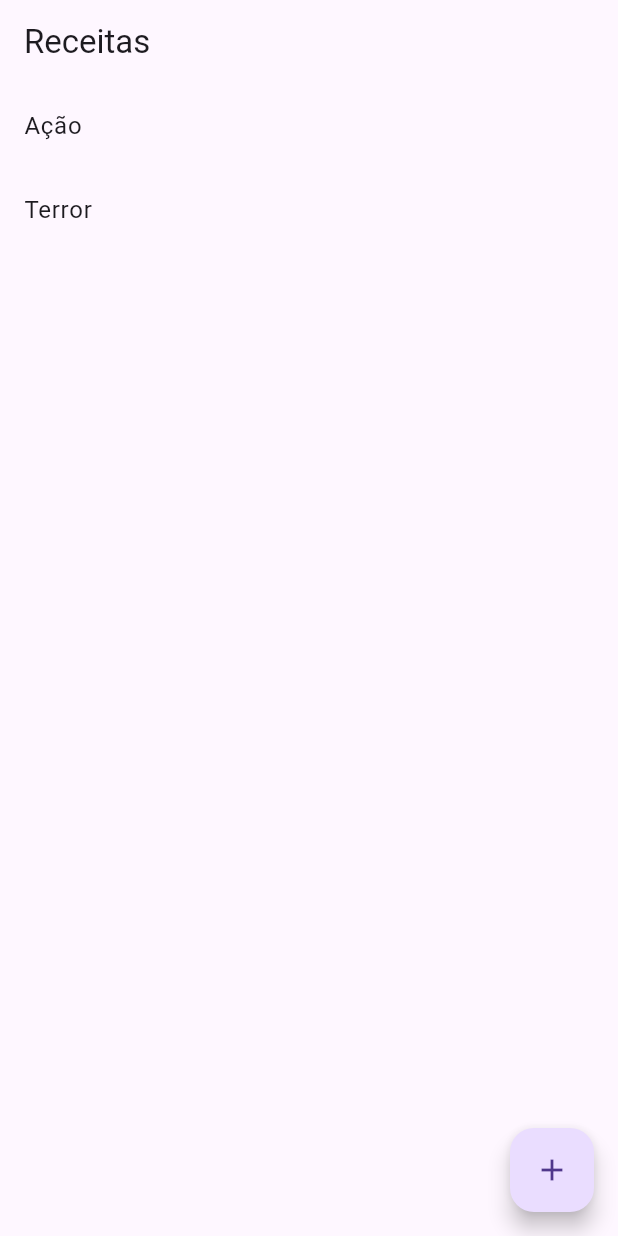
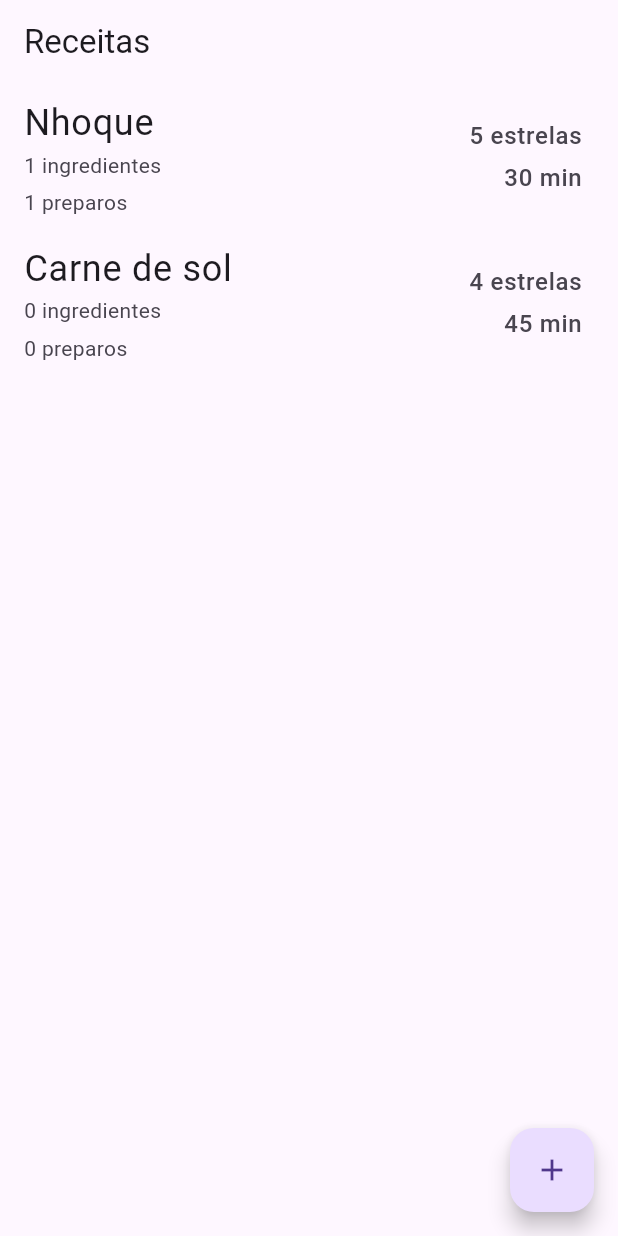
Before and after one commit to alissonboessio/recipe_list, a Flutter app: the screen it shows after launch, on a phone screen of 412 x 824 dp. Run offline on Flutter 3.47's test engine with Material 3 defaults, Android fonts, the phone set to English and light mode, and no system bars.

Commit message:
recipe list

```diff
--- a/lib/main.dart
+++ b/lib/main.dart
@@ -5,6 +5,7 @@ import 'package:recipe_list/screens/recipes/recipes_screen.dart';
 import 'package:recipe_list/services/ingredient_service.dart';
 import 'package:provider/provider.dart';
 import 'package:recipe_list/services/recipe_service.dart';
+import 'package:recipe_list/services/sequence_service.dart';
 
 void main() {
   runApp(const MainApp());
@@ -19,6 +20,7 @@ class MainApp extends StatelessWidget {
       providers: [
         ChangeNotifierProvider(create: (_) => RecipeService()),
         ChangeNotifierProvider(create: (_) => IngredientService()),
+        ChangeNotifierProvider(create: (_) => SequenceService()),
       ],
       child: MaterialApp(
         initialRoute: Rotas.recipes,
--- a/lib/repositories/recipe_repository.dart
+++ b/lib/repositories/recipe_repository.dart
@@ -2,8 +2,8 @@ import 'package:recipe_list/models/recipe.dart';
 
 class RecipeRepository {
   final List<Recipe> list = [
-    Recipe(id: 1, name: "Ação", rating: 5, preparationTime: 30),
-    Recipe(id: 2, name: "Terror", rating: 4, preparationTime: 45),
+    Recipe(id: 1, name: "Nhoque", rating: 5, preparationTime: 30),
+    Recipe(id: 2, name: "Carne de sol", rating: 4, preparationTime: 45),
   ];
 
   List<Recipe> get findAll => list;
--- a/lib/screens/recipes/recipes_screen.dart
+++ b/lib/screens/recipes/recipes_screen.dart
@@ -1,7 +1,9 @@
 import 'package:flutter/material.dart';
 import 'package:recipe_list/rotas.dart';
 import 'package:provider/provider.dart';
+import 'package:recipe_list/services/ingredient_service.dart';
 import 'package:recipe_list/services/recipe_service.dart';
+import 'package:recipe_list/services/sequence_service.dart';
 
 class RecipesScreen extends StatelessWidget {
 
@@ -11,6 +13,8 @@ class RecipesScreen extends StatelessWidget {
   Widget build(BuildContext context){
 
     final service = Provider.of<RecipeService>(context);
+    final serviceIngredient = Provider.of<IngredientService>(context);
+    final serviceSequence = Provider.of<SequenceService>(context);
 
     return Scaffold(
       appBar: AppBar(title: const Text("Receitas")),
@@ -19,7 +23,36 @@ class RecipesScreen extends StatelessWidget {
         itemBuilder: (context, index) {
           final recipe = service.findAll[index];
           return ListTile(
-            title: Text(recipe.name),
+            title: Row(
+              children: [
+                Text(recipe.name,
+                  style: const TextStyle(fontSize: 24),
+                ),
+              ],
+            ) ,
+            subtitle: Column(
+              crossAxisAlignment: CrossAxisAlignment.start,
+              children: [
+                Text("${serviceIngredient.findAllByRecipe(recipe.id).length} ingredientes",
+                 ),
+                const SizedBox(height: 5,),
+                Text("${serviceSequence.findAllByRecipe(recipe.id).length} preparos"),
+              ],
+            ),
+            trailing: Column(
+              mainAxisAlignment: MainAxisAlignment.center,
+              crossAxisAlignment: CrossAxisAlignment.end,
+              children: [
+                Text("${recipe.rating} estrelas",
+                  style: const TextStyle(fontSize: 16)
+                ), // mudar para icons pintados / apagados
+                SizedBox(height: 5,),
+                Text("${recipe.preparationTime} min",
+                  style: const TextStyle(fontSize: 16)
+                ),
+              ]
+
+            ),
             onTap: () => Navigator.pushNamed(context, Rotas.recipe, arguments: recipe.id),
           );
         },
```
Also changed, not shown: lib/screens/recipes/recipe_screen.dart (+18 -27 lines).
